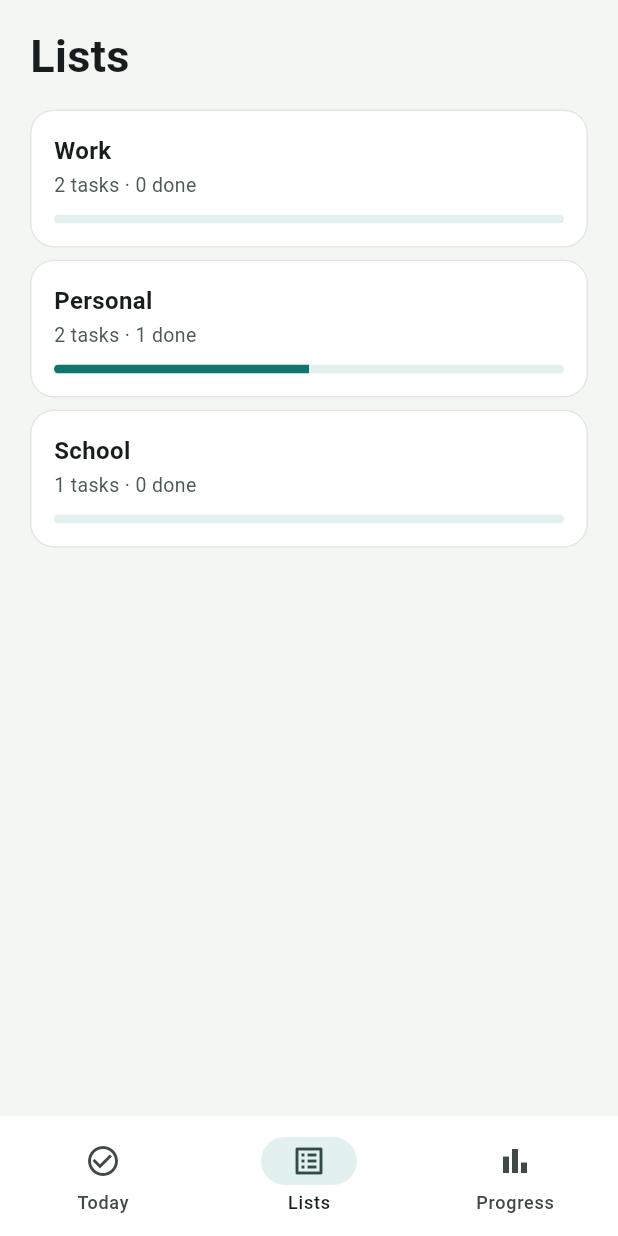
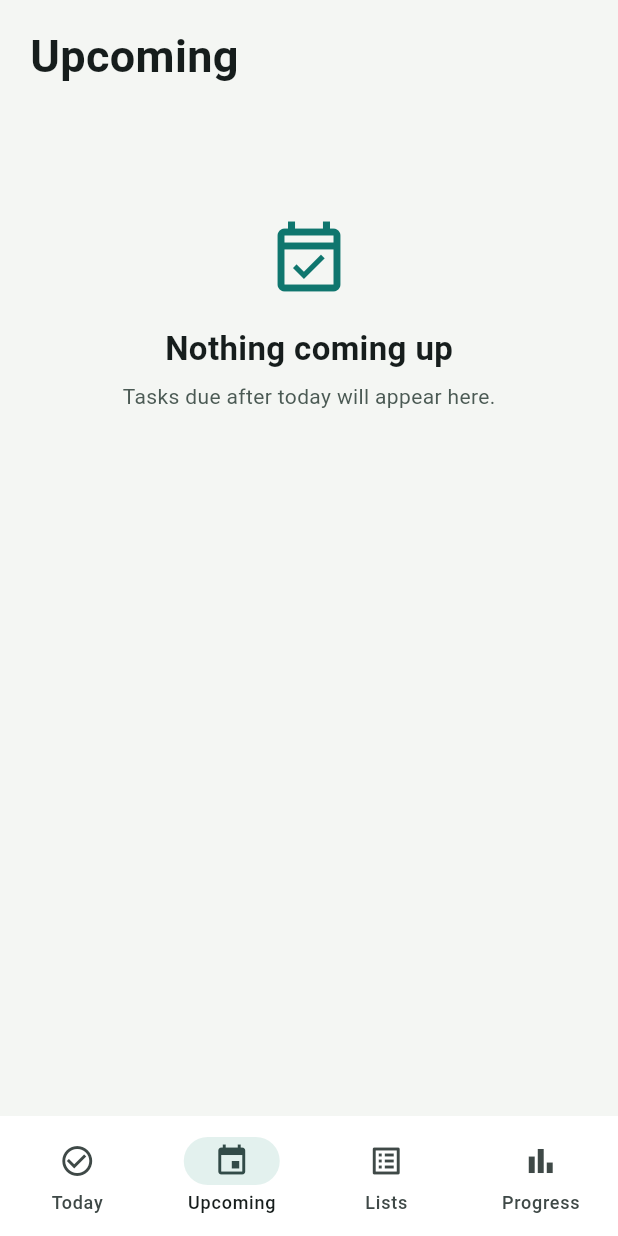
Before and after one commit to Engrcirs/todo_listapp, a Flutter app: the screen it shows after launch, item 2 of the bottom bar chosen, on a phone screen of 412 x 824 dp. Run offline on Flutter 3.47's test engine with Material 3 defaults, Android fonts, the phone set to English and light mode, and no system bars; our stand-ins replace flutter_riverpod, go_router, shared_preferences.

Commit message:
Add Upcoming tab and list detail screen

```diff
--- a/lib/app/app_shell.dart
+++ b/lib/app/app_shell.dart
@@ -21,6 +21,11 @@ class AppShell extends StatelessWidget {
             label: 'Today',
           ),
           NavigationDestination(
+            icon: Icon(Icons.event_outlined),
+            selectedIcon: Icon(Icons.event),
+            label: 'Upcoming',
+          ),
+          NavigationDestination(
             icon: Icon(Icons.list_alt_outlined),
             selectedIcon: Icon(Icons.list_alt),
             label: 'Lists',
--- a/lib/app/router.dart
+++ b/lib/app/router.dart
@@ -1,10 +1,13 @@
 import 'package:go_router/go_router.dart';
 import 'package:todo_listapp/app/app_shell.dart';
+import 'package:todo_listapp/features/lists/list_detail_screen.dart';
 import 'package:todo_listapp/features/lists/lists_screen.dart';
 import 'package:todo_listapp/features/progress/progress_screen.dart';
+import 'package:todo_listapp/features/tasks/domain/task.dart';
 import 'package:todo_listapp/features/tasks/presentation/edit_task_screen.dart';
 import 'package:todo_listapp/features/tasks/presentation/task_detail_screen.dart';
 import 'package:todo_listapp/features/tasks/presentation/today_screen.dart';
+import 'package:todo_listapp/features/upcoming/upcoming_screen.dart';
 
 final router = GoRouter(
   initialLocation: '/today',
@@ -16,12 +19,21 @@ final router = GoRouter(
           GoRoute(path: '/today', builder: (context, state) => const TodayScreen()),
         ]),
         StatefulShellBranch(routes: [
+          GoRoute(path: '/upcoming', builder: (context, state) => const UpcomingScreen()),
+        ]),
+        StatefulShellBranch(routes: [
           GoRoute(path: '/lists', builder: (context, state) => const ListsScreen()),
         ]),
         StatefulShellBranch(routes: [
           GoRoute(path: '/progress', builder: (context, state) => const ProgressScreen()),
         ]),
       ],
+    ),
+    GoRoute(
+      path: '/list/:name',
+      builder: (context, state) => ListDetailScreen(
+        list: TaskList.values.byName(state.pathParameters['name']!),
+      ),
     ),
     GoRoute(
       path: '/task/:id',
--- a/lib/features/lists/lists_screen.dart
+++ b/lib/features/lists/lists_screen.dart
@@ -23,10 +23,7 @@ class ListsScreen extends ConsumerWidget {
                 list: list,
                 total: tasks.where((t) => t.list == list).length,
                 done: tasks.where((t) => t.list == list && t.isDone).length,
-                onTap: () {
-                  ref.read(filterProvider.notifier).select(list);
-                  context.go('/today');
-                },
+                  onTap: () => context.push('/list/${list.name}'),
               ),
           ],
         ),
--- a/lib/features/tasks/presentation/task_providers.dart
+++ b/lib/features/tasks/presentation/task_providers.dart
@@ -92,8 +92,34 @@ class FilterNotifier extends Notifier<TaskList?> {
 
 final filterProvider = NotifierProvider<FilterNotifier, TaskList?>(FilterNotifier.new);
 
+DateTime dayOnly(DateTime d) => DateTime(d.year, d.month, d.day);
+
+/// Tasks that belong on the Today screen, before the list filter is applied.
+final todayScopeProvider = Provider<List<Task>>((ref) {
+  final today = dayOnly(DateTime.now());
+  return ref.watch(tasksProvider).where((t) {
+    final due = t.dueAt == null ? null : dayOnly(t.dueAt!);
+    if (t.isDone) {
+      final doneDay = t.completedAt == null ? null : dayOnly(t.completedAt!);
+      return doneDay == today || due == today;
+    }
+    return due == null || !due.isAfter(today);
+  }).toList();
+});
+
 final visibleTasksProvider = Provider<List<Task>>((ref) {
-  final tasks = ref.watch(tasksProvider);
+  final tasks = ref.watch(todayScopeProvider);
   final filter = ref.watch(filterProvider);
   return filter == null ? tasks : tasks.where((t) => t.list == filter).toList();
 });
+
+/// Open tasks due after today, soonest first.
+final upcomingTasksProvider = Provider<List<Task>>((ref) {
+  final today = dayOnly(DateTime.now());
+  final list = ref
+      .watch(tasksProvider)
+      .where((t) => !t.isDone && t.dueAt != null && dayOnly(t.dueAt!).isAfter(today))
+      .toList()
+    ..sort((a, b) => a.dueAt!.compareTo(b.dueAt!));
+  return list;
+});
--- a/lib/features/tasks/presentation/today_screen.dart
+++ b/lib/features/tasks/presentation/today_screen.dart
@@ -17,7 +17,7 @@ class TodayScreen extends ConsumerWidget {
 
   @override
   Widget build(BuildContext context, WidgetRef ref) {
-    final all = ref.watch(tasksProvider);
+    final all = ref.watch(todayScopeProvider);
     final visible = ref.watch(visibleTasksProvider);
     final filter = ref.watch(filterProvider);
 
--- /dev/null
+++ b/lib/features/upcoming/upcoming_screen.dart
@@ -0,0 +1,64 @@
+import 'package:flutter/material.dart';
+import 'package:flutter_riverpod/flutter_riverpod.dart';
+import 'package:go_router/go_router.dart';
+import 'package:todo_listapp/app/format.dart';
+import 'package:todo_listapp/features/tasks/domain/task.dart';
+import 'package:todo_listapp/features/tasks/presentation/task_providers.dart';
+import 'package:todo_listapp/features/tasks/presentation/widgets/task_tile.dart';
+
+class UpcomingScreen extends ConsumerWidget {
+  const UpcomingScreen({super.key});
+
+  @override
+  Widget build(BuildContext context, WidgetRef ref) {
+    final tasks = ref.watch(upcomingTasksProvider);
+
+    final groups = <DateTime, List<Task>>{};
+    for (final t in tasks) {
+      groups.putIfAbsent(dayOnly(t.dueAt!), () => []).add(t);
+    }
+
+    return Scaffold(
+      body: SafeArea(
+        child: ListView(
+          padding: const EdgeInsets.fromLTRB(20, 16, 20, 24),
+          children: [
+            const Text('Upcoming', style: TextStyle(fontSize: 30, fontWeight: FontWeight.w700)),
+            const SizedBox(height: 6),
+            if (tasks.isEmpty)
+              const Padding(
+                padding: EdgeInsets.only(top: 80),
+                child: Column(
+                  children: [
+                    Icon(Icons.event_available_outlined, size: 56, color: Color(0xFF0F766E)),
+                    SizedBox(height: 16),
+                    Text('Nothing coming up', style: TextStyle(fontSize: 22, fontWeight: FontWeight.w700)),
+                    SizedBox(height: 6),
+                    Text(
+                      'Tasks due after today will appear here.',
+                      style: TextStyle(color: Color(0xFF4B5A54)),
+                    ),
+                  ],
+                ),
+              )
+            else
+              for (final entry in groups.entries) ...[
+                Padding(
+                  padding: const EdgeInsets.only(top: 14, bottom: 8),
+                  child: Text(
+                    formatDay(entry.key).toUpperCase(),
+                    style: const TextStyle(fontSize: 13, fontWeight: FontWeight.w700, color: Color(0xFF4B5A54)),
+                  ),
+                ),
+                for (final t in entry.value)
+                  GestureDetector(
+                    onTap: () => context.push('/task/${t.id}'),
+                    child: TaskTile(task: t),
+                  ),
+              ],
+          ],
+        ),
+      ),
+    );
+  }
+}
```
Also changed, not shown: lib/app/format.dart (+9 -0 lines), lib/features/lists/list_detail_screen.dart (added, +44 -0 lines).
